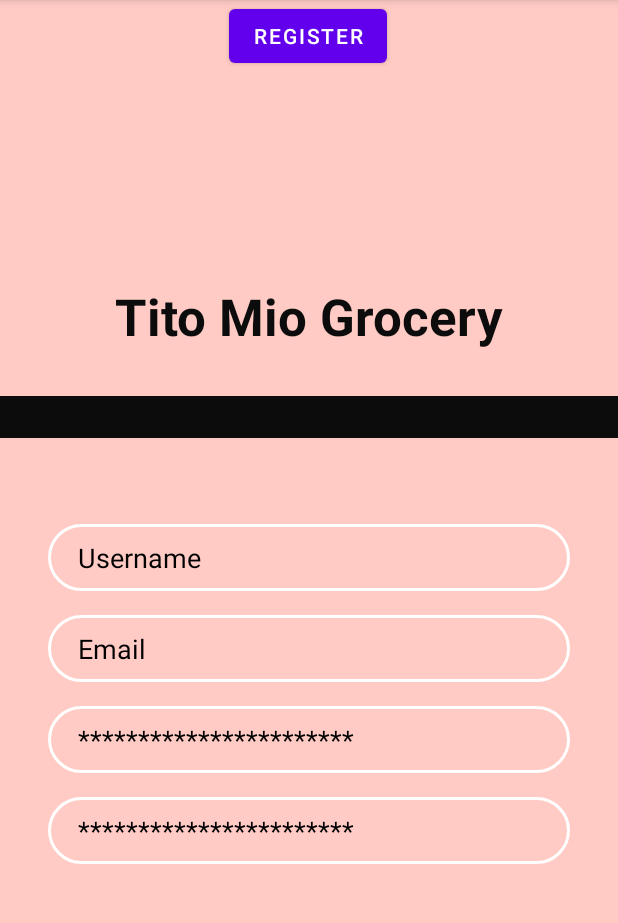
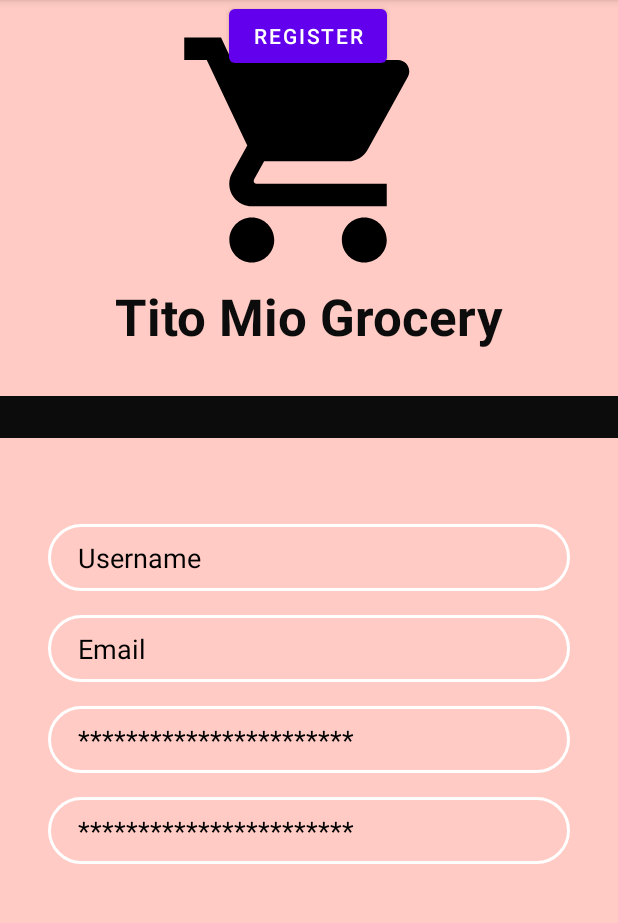
Before and after one commit to EMC1010/GroceryAppActivity3, an Android app: the RegisterActivity screen opened directly, with no data from a screen before it, on a phone screen of 412 x 824 dp, the part 84-1007 px from its top. Run offline under Robolectric (Android 15) with nearby library versions, the phone set to English and light mode, and no system bars.

Commit message:
GroceryAppActivity3

```diff
--- a/app/src/main/res/layout/activity_register.xml
+++ b/app/src/main/res/layout/activity_register.xml
@@ -8,6 +8,16 @@
     tools:context=".RegisterActivity"
     >
 
+    <ImageView
+        android:layout_width="180dp"
+        android:layout_height="200dp"
+        android:src="@drawable/ic_shopping_cart"
+        app:layout_constraintBottom_toBottomOf="parent"
+        app:layout_constraintEnd_toEndOf="parent"
+        app:layout_constraintHorizontal_bias="0.497"
+        app:layout_constraintStart_toStartOf="parent"
+        app:layout_constraintTop_toTopOf="parent"
+        app:layout_constraintVertical_bias="0.0" />
 
     <EditText
         android:id="@+id/inputEmail"
```
Also changed, not shown: app/src/main/res/drawable/background.png (added), app/src/main/res/drawable/bg.jpeg (added), app/src/main/res/drawable/items.jpg (added), app/src/main/res/drawable/shopping cart.png (deleted).
